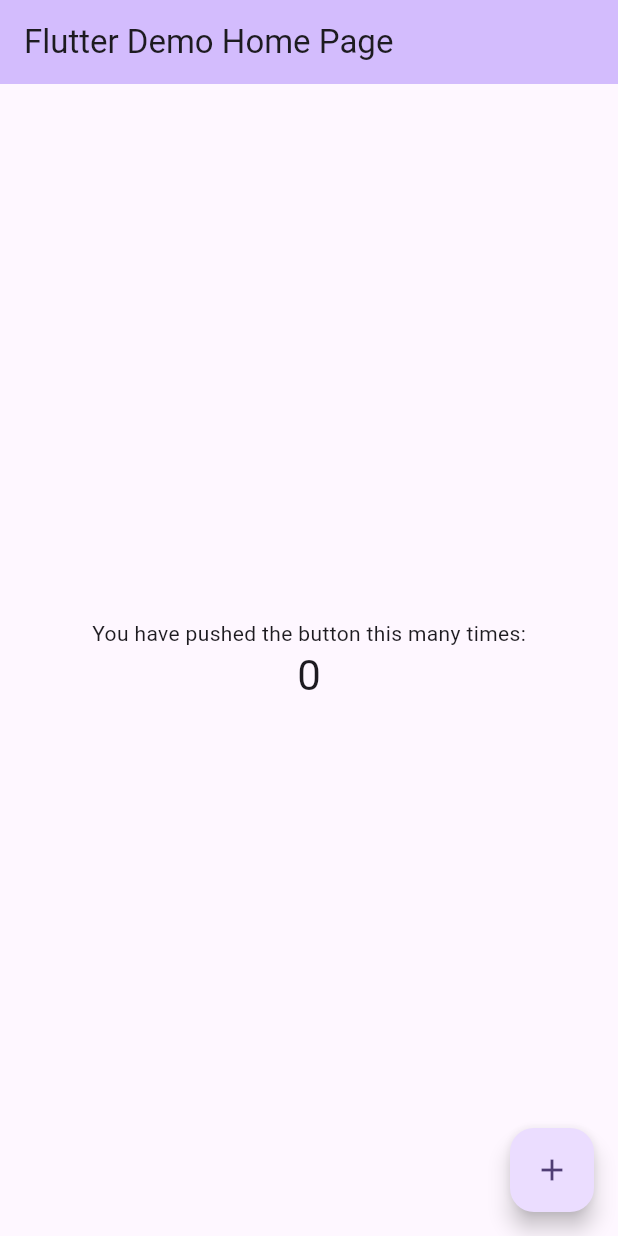
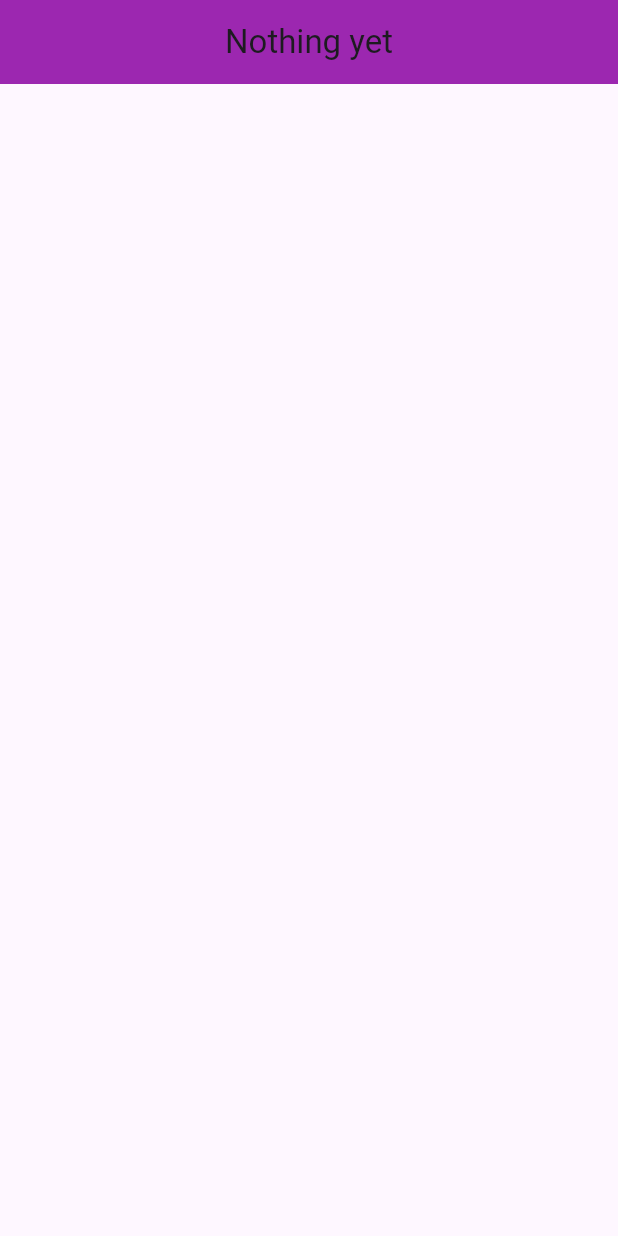
Before and after one commit to Codestavo/Flutter-API-APOD, a Flutter app: the screen it shows after launch, on a phone screen of 412 x 824 dp. Run offline on Flutter 3.47's test engine with Material 2 defaults, Android fonts, the phone set to English and light mode, and no system bars; our stand-ins replace bloc, dartz, equatable, flutter_bloc, get_it, package_info_plus.

Commit message:
feat(Space View): Fourth commit
Implementation of the dependency injection with getIt and state management with Cubit

```diff
--- /dev/null
+++ b/lib/core/coordinator/app_routes.dart
@@ -0,0 +1,18 @@
+import 'package:flutter/material.dart';
+import 'package:nasa_space_view/features/space_view/presenter/coordinator/home_routes.dart';
+
+class AppRoutes {
+  const AppRoutes(this.route);
+
+  final String route;
+
+  static Route<dynamic>? onGenerateRoute(RouteSettings settings) {
+    final Map<String, WidgetBuilder> allRoutes = {
+      ...HomeRoutes.routes,
+    };
+
+    final builder = allRoutes[settings.name]!;
+
+    return MaterialPageRoute(builder: builder, settings: settings);
+  }
+}
--- /dev/null
+++ b/lib/core/inject/inject.dart
@@ -0,0 +1,15 @@
+import 'package:get_it/get_it.dart';
+
+abstract class Inject {
+  static GetIt get get => GetIt.instance;
+
+  final GetIt _getIt = get;
+
+  GetIt get getIt => _getIt;
+
+  void datasources();
+  void repositories();
+  void usecases();
+  void cubits();
+  void controllers();
+}
--- /dev/null
+++ b/lib/features/space_view/presenter/coordinator/home_coordinator.dart
@@ -0,0 +1 @@
+class HomeCoordinator {}
--- /dev/null
+++ b/lib/features/space_view/presenter/coordinator/home_routes.dart
@@ -0,0 +1,40 @@
+import 'package:flutter/material.dart';
+import 'package:flutter_bloc/flutter_bloc.dart';
+import 'package:nasa_space_view/core/inject/inject.dart';
+import 'package:nasa_space_view/features/space_view/presenter/cubits/home_cubit.dart';
+import 'package:nasa_space_view/features/space_view/presenter/pages/home_page.dart';
+
+enum HomeRoutes {
+  home('/');
+
+  const HomeRoutes(this.route);
+
+  final String route;
+
+  static final Map<String, WidgetBuilder> routes = {
+    home.route: (context) => BlocProvider<HomeCubit>(
+          create: (_) => Inject.get<HomeCubit>(),
+          child: const HomePage(),
+        )
+  };
+
+  static Route<dynamic>? onGenerateRoute(RouteSettings settings) {
+    late final WidgetBuilder builder;
+    final route = HomeRoutes.values.firstWhere(
+      (element) => element.route == settings.name,
+    );
+
+    switch (route) {
+      case home:
+        builder = (_) => BlocProvider<HomeCubit>(
+              create: (context) => Inject.get<HomeCubit>(),
+              child: const HomePage(),
+            );
+        break;
+    }
+
+    return MaterialPageRoute(
+      builder: builder,
+    );
+  }
+}
--- /dev/null
+++ b/lib/features/space_view/presenter/cubits/home_cubit.dart
@@ -0,0 +1,6 @@
+import 'package:bloc/bloc.dart';
+import 'package:nasa_space_view/features/space_view/presenter/cubits/home_state.dart';
+
+class HomeCubit extends Cubit<HomeState> {
+  HomeCubit() : super(InitialHomeState());
+}
--- /dev/null
+++ b/lib/features/space_view/presenter/pages/home_page.dart
@@ -0,0 +1,23 @@
+import 'package:flutter/material.dart';
+
+class HomePage extends StatefulWidget {
+  const HomePage({super.key});
+
+  @override
+  State<HomePage> createState() => _HomePageState();
+}
+
+class _HomePageState extends State<HomePage> {
+  @override
+  Widget build(BuildContext context) {
+    return Scaffold(
+      appBar: AppBar(
+        title: const Text('Nothing yet'),
+        leadingWidth: 50,
+        backgroundColor: Colors.purple,
+        centerTitle: true,
+      ),
+      body: Container(),
+    );
+  }
+}
--- a/lib/main.dart
+++ b/lib/main.dart
@@ -1,125 +1,52 @@
+import 'dart:async';
 import 'package:flutter/material.dart';
+import 'package:flutter/services.dart';
+import 'package:nasa_space_view/core/coordinator/app_routes.dart';
+import 'package:nasa_space_view/core/inject/app_inject.dart';
+import 'package:nasa_space_view/core/inject/inject.dart';
+import 'package:nasa_space_view/features/space_view/presenter/coordinator/home_routes.dart';
+import 'package:package_info_plus/package_info_plus.dart';
 
 void main() {
-  runApp(const MyApp());
+  WidgetsFlutterBinding.ensureInitialized();
+  AppInject.iniciar();
+  _initApp();
 }
 
-class MyApp extends StatelessWidget {
-  const MyApp({super.key});
+Future<void> _initApp() async {
+  await SystemChrome.setPreferredOrientations([DeviceOrientation.portraitUp]);
 
-  // This widget is the root of your application.
+  ErrorWidget.builder = (FlutterErrorDetails details) => Builder(
+        builder: (context) => Container(),
+      );
+  final dataApp = await PackageInfo.fromPlatform();
+  runApp(MyApp(dataApp));
+}
+
+class MyApp extends StatefulWidget {
+  final PackageInfo app;
+  const MyApp(this.app, {Key? key}) : super(key: key);
+
+  @override
+  State<MyApp> createState() => _MyAppState();
+}
+
+class _MyAppState extends State<MyApp> {
+  final navigatorKey = Inject.get<GlobalKey<NavigatorState>>();
+
   @override
   Widget build(BuildContext context) {
     return MaterialApp(
-      title: 'Flutter Demo',
+      navigatorKey: navigatorKey,
+      title: 'Astronomy Picture of the Day',
       theme: ThemeData(
-        // This is the theme of your application.
-        //
-        // TRY THIS: Try running your application with "flutter run". You'll see
-        // the application has a blue toolbar. Then, without quitting the app,
-        // try changing the seedColor in the colorScheme below to Colors.green
-        // and then invoke "hot reload" (save your changes or press the "hot
-        // reload" button in a Flutter-supported IDE, or press "r" if you used
-        // the command line to start the app).
-        //
-        // Notice that the counter didn't reset back to zero; the application
-        // state is not lost during the reload. To reset the state, use hot
-        // restart instead.
-        //
-        // This works for code too, not just values: Most code changes can be
-        // tested with just a hot reload.
         colorScheme: ColorScheme.fromSeed(seedColor: Colors.deepPurple),
         useMaterial3: true,
       ),
-      home: const MyHomePage(title: 'Flutter Demo Home Page'),
+      initialRoute: HomeRoutes.home.route,
+      onGenerateRoute: AppRoutes.onGenerateRoute,
+      locale: const Locale('en'),
+      supportedLocales: const [Locale('en')],
     );
   }
 }
-
-class MyHomePage extends StatefulWidget {
-  const MyHomePage({super.key, required this.title});
-
-  // This widget is the home page of your application. It is stateful, meaning
-  // that it has a State object (defined below) that contains fields that affect
-  // how it looks.
-
-  // This class is the configuration for the state. It holds the values (in this
-  // case the title) provided by the parent (in this case the App widget) and
-  // used by the build method of the State. Fields in a Widget subclass are
-  // always marked "final".
-
-  final String title;
-
-  @override
-  State<MyHomePage> createState() => _MyHomePageState();
-}
-
-class _MyHomePageState extends State<MyHomePage> {
-  int _counter = 0;
-
-  void _incrementCounter() {
-    setState(() {
-      // This call to setState tells the Flutter framework that something has
-      // changed in this State, which causes it to rerun the build method below
-      // so that the display can reflect the updated values. If we changed
-      // _counter without calling setState(), then the build method would not be
-      // called again, and so nothing would appear to happen.
-      _counter++;
-    });
-  }
-
-  @override
-  Widget build(BuildContext context) {
-    // This method is rerun every time setState is called, for instance as done
-    // by the _incrementCounter method above.
-    //
-    // The Flutter framework has been optimized to make rerunning build methods
-    // fast, so that you can just rebuild anything that needs updating rather
-    // than having to individually change instances of widgets.
-    return Scaffold(
-      appBar: AppBar(
-        // TRY THIS: Try changing the color here to a specific color (to
-        // Colors.amber, perhaps?) and trigger a hot reload to see the AppBar
-        // change color while the other colors stay the same.
-        backgroundColor: Theme.of(context).colorScheme.inversePrimary,
-        // Here we take the value from the MyHomePage object that was created by
-        // the App.build method, and use it to set our appbar title.
-        title: Text(widget.title),
-      ),
-      body: Center(
-        // Center is a layout widget. It takes a single child and positions it
-        // in the middle of the parent.
-        child: Column(
-          // Column is also a layout widget. It takes a list of children and
-          // arranges them vertically. By default, it sizes itself to fit its
-          // children horizontally, and tries to be as tall as its parent.
-          //
-          // Column has various properties to control how it sizes itself and
-          // how it positions its children. Here we use mainAxisAlignment to
-          // center the children vertically; the main axis here is the vertical
-          // axis because Columns are vertical (the cross axis would be
-          // horizontal).
-          //
-          // TRY THIS: Invoke "debug painting" (choose the "Toggle Debug Paint"
-          // action in the IDE, or press "p" in the console), to see the
-          // wireframe for each widget.
-          mainAxisAlignment: MainAxisAlignment.center,
-          children: <Widget>[
-            const Text(
-              'You have pushed the button this many times:',
-            ),
-            Text(
-              '$_counter',
-              style: Theme.of(context).textTheme.headlineMedium,
-            ),
-          ],
-        ),
-      ),
-      floatingActionButton: FloatingActionButton(
-        onPressed: _incrementCounter,
-        tooltip: 'Increment',
-        child: const Icon(Icons.add),
-      ), // This trailing comma makes auto-formatting nicer for build methods.
-    );
-  }
-}
--- a/pubspec.yaml
+++ b/pubspec.yaml
@@ -19,6 +19,10 @@ dependencies:
   equatable: ^2.0.5
   intl: ^0.18.1
   http: ^1.1.0
+  bloc: ^8.1.2
+  get_it: ^7.6.4
+  package_info_plus: ^4.2.0
+  flutter_bloc: ^8.1.3
 
 dev_dependencies:
   flutter_test:
```
Also changed, not shown: lib/core/coordinator/app_coordinator.dart (added, +27 -0 lines), lib/core/coordinator/coordinator.dart (added, +7 -0 lines), lib/core/inject/app_inject.dart (added, +61 -0 lines), lib/features/space_view/core/inject/space_view_inject.dart (added, +46 -0 lines), lib/features/space_view/presenter/cubits/home_state.dart (added, +13 -0 lines), pubspec.lock, 2 other files.
